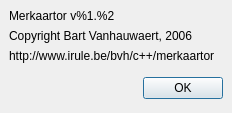
Qt form AboutDialog.ui (openstreetmap/merkaartor) before a commit.
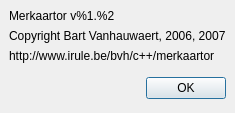
The same form after that commit.

Commit message: FIX : version number and copyright

What changed in the file:
```diff
--- a/AboutDialog.ui
+++ b/AboutDialog.ui
@@ -29,7 +29,7 @@
    <item>
     <widget class="QLabel" name="label" >
      <property name="text" >
-      <string>Copyright Bart Vanhauwaert, 2006</string>
+      <string>Copyright Bart Vanhauwaert, 2006, 2007</string>
      </property>
     </widget>
    </item>
```
Left out of the diff: 33 changed lines with no effect on the pictures. The commit also changes 1 other file.
